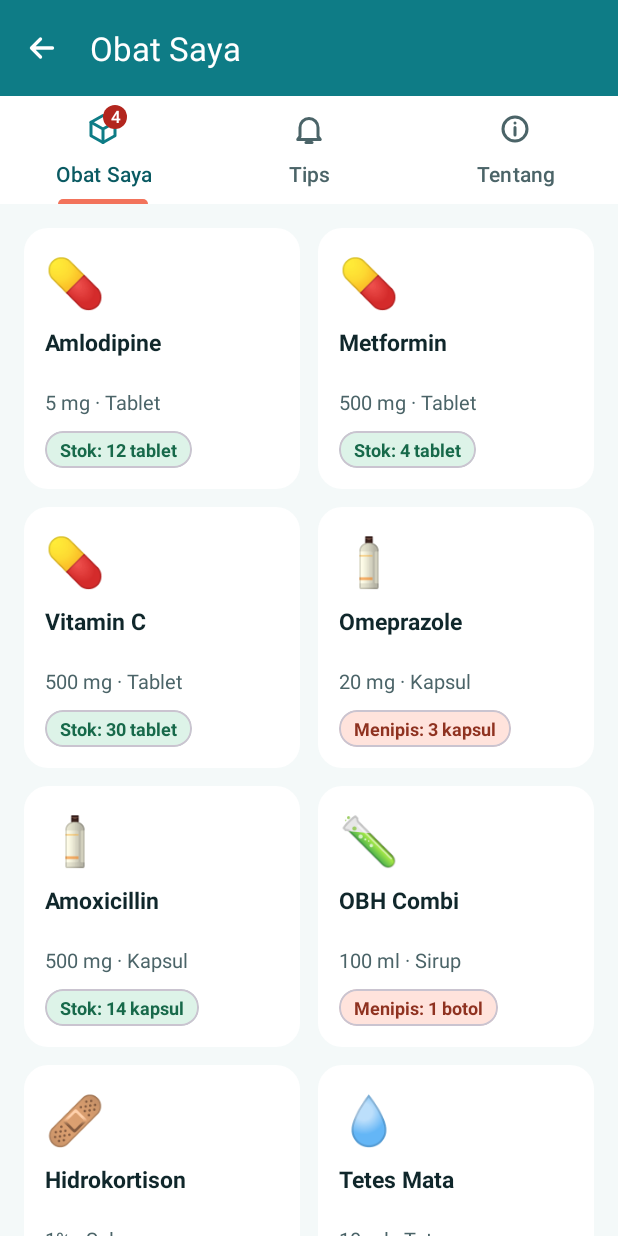
After one commit to aisyahputrirahayu23/Projek_Aisyah, an Android app: the ObatSayaActivity screen opened directly, with no data from a screen before it, on a phone screen of 412 x 824 dp. The commit adds this screen. Run offline under Robolectric (Android 15) with nearby library versions, the phone set to English and light mode, and no system bars.

Commit message:
P11-tablayout dan recyclerview

```diff
--- a/app/src/main/AndroidManifest.xml
+++ b/app/src/main/AndroidManifest.xml
@@ -47,6 +47,10 @@
             android:name=".tutorial.TutorialActivity"
             android:exported="false"
             android:windowSoftInputMode="adjustResize" />
+        <activity
+            android:name=".obat.ObatSayaActivity"
+            android:exported="false"
+            android:windowSoftInputMode="adjustResize" />
     </application>
 
 </manifest>
--- a/app/src/main/java/com/example/projek_aisyah/Beranda/BerandaFragment.kt
+++ b/app/src/main/java/com/example/projek_aisyah/Beranda/BerandaFragment.kt
@@ -13,6 +13,7 @@ import com.example.projek_aisyah.DetailActivity
 import com.example.projek_aisyah.R
 import com.example.projek_aisyah.TambahObatActivity
 import com.example.projek_aisyah.databinding.FragmentBerandaBinding
+import com.example.projek_aisyah.obat.ObatSayaActivity
 import com.google.android.material.snackbar.Snackbar
 import java.text.SimpleDateFormat
 import java.util.Date
@@ -85,6 +86,11 @@ class BerandaFragment : Fragment() {
             startActivity(intent)
         }
 
+        binding.btnObatSaya.setOnClickListener {
+            val intent = Intent(requireContext(), ObatSayaActivity::class.java)
+            startActivity(intent)
+        }
+
         // Grid Layout
         val bentukMap = mapOf(
             binding.cardTablet to "Tablet",
--- /dev/null
+++ b/app/src/main/java/com/example/projek_aisyah/obat/ObatAdapter.kt
@@ -0,0 +1,52 @@
+package com.example.projek_aisyah.obat
+
+import android.util.Log
+import android.view.LayoutInflater
+import android.view.ViewGroup
+import androidx.core.content.ContextCompat
+import androidx.recyclerview.widget.RecyclerView
+import com.example.projek_aisyah.R
+import com.example.projek_aisyah.databinding.ItemObatBinding
+
+class ObatAdapter(
+    private val obatList: List<ObatModel>,
+    private val onItemClick: (ObatModel) -> Unit
+) : RecyclerView.Adapter<ObatAdapter.ObatViewHolder>() {
+
+    inner class ObatViewHolder(val binding: ItemObatBinding) :
+        RecyclerView.ViewHolder(binding.root)
+
+    override fun onCreateViewHolder(parent: ViewGroup, viewType: Int): ObatViewHolder {
+        val binding = ItemObatBinding.inflate(
+            LayoutInflater.from(parent.context), parent, false
+        )
+        return ObatViewHolder(binding)
+    }
+
+    override fun onBindViewHolder(holder: ObatViewHolder, position: Int) {
+        val item = obatList[position]
+        val context = holder.itemView.context
+
+        with(holder.binding) {
+            tvEmoji.text = item.emoji
+            tvNamaObat.text = item.nama
+            tvDosisObat.text = "${item.dosis} · ${item.bentuk}"
+
+            // Isi SEMUA kondisi (if dan else), karena baris didaur ulang
+            if (item.menipis) {
+                tvStok.text = "Menipis: ${item.stok} ${item.satuan}"
+                tvStok.setTextColor(ContextCompat.getColor(context, R.color.mr_coral_text))
+                pillStok.setCardBackgroundColor(ContextCompat.getColor(context, R.color.mr_coral_soft))
+            } else {
+                tvStok.text = "Stok: ${item.stok} ${item.satuan}"
+                tvStok.setTextColor(ContextCompat.getColor(context, R.color.mr_green_text))
+                pillStok.setCardBackgroundColor(ContextCompat.getColor(context, R.color.mr_green_soft))
+            }
+
+            root.setOnClickListener { onItemClick(item) }
+        }
+        Log.d("ObatAdapter", "onBindViewHolder posisi $position: ${item.nama}")
+    }
+
+    override fun getItemCount(): Int = obatList.size
+}
--- /dev/null
+++ b/app/src/main/java/com/example/projek_aisyah/obat/ObatModel.kt
@@ -0,0 +1,15 @@
+package com.example.projek_aisyah.obat
+
+data class ObatModel(
+    val nama: String,
+    val dosis: String,
+    val bentuk: String,
+    val emoji: String,
+    val stok: Int,
+    val satuan: String,
+    val aturan: String,
+    val batas: Int = 3 // stok <= batas dianggap menipis
+) {
+    val menipis: Boolean
+        get() = stok <= batas
+}
--- /dev/null
+++ b/app/src/main/java/com/example/projek_aisyah/obat/ObatSayaActivity.kt
@@ -0,0 +1,80 @@
+package com.example.projek_aisyah.obat
+
+import android.os.Bundle
+import android.view.MenuItem
+import androidx.activity.enableEdgeToEdge
+import androidx.appcompat.app.AppCompatActivity
+import androidx.core.content.ContextCompat
+import androidx.core.view.ViewCompat
+import androidx.core.view.WindowInsetsCompat
+import com.example.projek_aisyah.R
+import com.example.projek_aisyah.databinding.ActivityObatSayaBinding
+import com.google.android.material.tabs.TabLayoutMediator
+
+class ObatSayaActivity : AppCompatActivity() {
+
+    private lateinit var binding: ActivityObatSayaBinding
+
+    override fun onCreate(savedInstanceState: Bundle?) {
+        super.onCreate(savedInstanceState)
+        binding = ActivityObatSayaBinding.inflate(layoutInflater)
+        setContentView(binding.root)
+
+        // Insets: hanya atas, kiri, kanan (supaya Toolbar tidak tertutup status bar)
+        ViewCompat.setOnApplyWindowInsetsListener(binding.main) { v, insets ->
+            val systemBars = insets.getInsets(WindowInsetsCompat.Type.systemBars())
+            v.setPadding(systemBars.left, systemBars.top, systemBars.right, 0)
+            insets
+        }
+
+        // Toolbar + tombol back
+        setSupportActionBar(binding.toolbar)
+        supportActionBar?.apply {
+            title = "Obat Saya"
+            setDisplayHomeAsUpEnabled(true) // menampilkan panah
+            setDisplayShowHomeEnabled(true)
+            setHomeAsUpIndicator(R.drawable.ic_arrow_back)
+        }
+
+        // 1. Inisialisasi adapter
+        val tabsAdapter = ObatSayaTabsAdapter(this)
+
+        // 2. Pasang adapter ke ViewPager2
+        binding.viewPager.adapter = tabsAdapter
+
+        // 3. Hubungkan TabLayout dan ViewPager2 (setelah adapter dipasang)
+        TabLayoutMediator(binding.tabLayout, binding.viewPager) { tab, position ->
+            when (position) {
+                0 -> {
+                    tab.text = "Obat Saya"
+                    tab.icon = ContextCompat.getDrawable(this, R.drawable.ic_box)
+                    // Badge angka: jumlah obat yang stoknya menipis
+                    val badge = tab.getOrCreateBadge()
+                    badge.isVisible = true
+                    badge.number = 4
+                }
+
+                1 -> {
+                    tab.text = "Tips"
+                    tab.icon = ContextCompat.getDrawable(this, R.drawable.ic_bell)
+                }
+
+                2 -> {
+                    tab.text = "Tentang"
+                    tab.icon = ContextCompat.getDrawable(this, R.drawable.ic_info)
+                }
+            }
+        }.attach()
+    }
+
+    override fun onOptionsItemSelected(item: MenuItem): Boolean {
+        return when (item.itemId) {
+            android.R.id.home -> {
+                onBackPressedDispatcher.onBackPressed()
+                true
+            }
+
+            else -> super.onOptionsItemSelected(item)
+        }
+    }
+}
--- /dev/null
+++ b/app/src/main/java/com/example/projek_aisyah/obat/ObatSayaTabsAdapter.kt
@@ -0,0 +1,22 @@
+package com.example.projek_aisyah.obat
+
+import androidx.fragment.app.Fragment
+import androidx.fragment.app.FragmentActivity
+import androidx.viewpager2.adapter.FragmentStateAdapter
+
+class ObatSayaTabsAdapter(activity: FragmentActivity) :
+    FragmentStateAdapter(activity) {
+
+    // Jumlah total tab
+    override fun getItemCount(): Int = 3
+
+    // Fragment yang ditampilkan berdasarkan posisi tab
+    override fun createFragment(position: Int): Fragment {
+        return when (position) {
+            0 -> TabObatFragment()
+            1 -> TabTipsFragment()
+            2 -> TabTentangFragment()
+            else -> throw IllegalStateException("Posisi tidak valid")
+        }
+    }
+}
--- /dev/null
+++ b/app/src/main/java/com/example/projek_aisyah/obat/TabObatFragment.kt
@@ -0,0 +1,60 @@
+package com.example.projek_aisyah.obat
+
+import android.os.Bundle
+import androidx.fragment.app.Fragment
+import android.view.LayoutInflater
+import android.view.View
+import android.view.ViewGroup
+import android.widget.Toast
+import androidx.recyclerview.widget.GridLayoutManager
+import com.example.projek_aisyah.R
+import com.example.projek_aisyah.databinding.FragmentTabObatBinding
+
+class TabObatFragment : Fragment() {
+
+    private var _binding: FragmentTabObatBinding? = null
+    private val binding get() = _binding!!
+
+    // Data 10 obat
+    private val obatList = listOf(
+        ObatModel("Amlodipine", "5 mg", "Tablet", "💊", 12, "tablet", "1x sehari · setelah makan"),
+        ObatModel("Metformin", "500 mg", "Tablet", "💊", 4, "tablet", "2x sehari · setelah makan"),
+        ObatModel("Vitamin C", "500 mg", "Tablet", "💊", 30, "tablet", "1x sehari · pagi hari"),
+        ObatModel("Omeprazole", "20 mg", "Kapsul", "🧴", 3, "kapsul", "1x sehari · sebelum makan"),
+        ObatModel("Amoxicillin", "500 mg", "Kapsul", "🧴", 14, "kapsul", "3x sehari · setelah makan"),
+        ObatModel("OBH Combi", "100 ml", "Sirup", "🧪", 1, "botol", "3x sehari · 1 sendok makan", batas = 1),
+        ObatModel("Hidrokortison", "1%", "Salep", "🩹", 3, "tube", "2x sehari · oleskan tipis", batas = 1),
+        ObatModel("Tetes Mata", "10 ml", "Tetes", "💧", 1, "botol", "3x sehari · 1-2 tetes", batas = 1),
+        ObatModel("Insulin", "100 IU/ml", "Suntik", "💉", 6, "pen", "Sebelum makan · sesuai dosis", batas = 2),
+        ObatModel("Paracetamol", "500 mg", "Tablet", "💊", 20, "tablet", "Bila perlu · maksimal 3x sehari")
+    )
+
+    override fun onCreateView(
+        inflater: LayoutInflater, container: ViewGroup?,
+        savedInstanceState: Bundle?
+    ): View? {
+        _binding = FragmentTabObatBinding.inflate(inflater, container, false)
+        return binding.root
+    }
+    override fun onViewCreated(view: View, savedInstanceState: Bundle?) {
+        super.onViewCreated(view, savedInstanceState)
+
+        val obatAdapter = ObatAdapter(obatList) { selectedItem ->
+            Toast.makeText(
+                requireContext(),
+                "${selectedItem.nama} · ${selectedItem.aturan}",
+                Toast.LENGTH_SHORT
+            ).show()
+        }
+
+        binding.rvObat.apply {
+            layoutManager = GridLayoutManager(requireContext(), 2)
+            adapter = obatAdapter
+        }
+    }
+
+    override fun onDestroyView() {
+        super.onDestroyView()
+        _binding = null
+    }
+}
--- /dev/null
+++ b/app/src/main/res/color/tab_icon_selector.xml
@@ -0,0 +1,5 @@
+<?xml version="1.0" encoding="utf-8"?>
+<selector xmlns:android="http://schemas.android.com/apk/res/android">
+    <item android:color="@color/mr_teal" android:state_selected="true" />
+    <item android:color="@color/mr_ink_soft" />
+</selector>
--- /dev/null
+++ b/app/src/main/res/drawable/bg_item_obat.xml
@@ -0,0 +1,6 @@
+<?xml version="1.0" encoding="utf-8"?>
+<shape xmlns:android="http://schemas.android.com/apk/res/android"
+    android:shape="rectangle">
+    <solid android:color="@android:color/white" />
+    <corners android:radius="16dp" />
+</shape>
--- /dev/null
+++ b/app/src/main/res/layout/activity_obat_saya.xml
@@ -0,0 +1,48 @@
+<?xml version="1.0" encoding="utf-8"?>
+<androidx.constraintlayout.widget.ConstraintLayout xmlns:android="http://schemas.android.com/apk/res/android"
+    xmlns:app="http://schemas.android.com/apk/res-auto"
+    xmlns:tools="http://schemas.android.com/tools"
+    android:id="@+id/main"
+    android:layout_width="match_parent"
+    android:layout_height="match_parent"
+    tools:context=".obat.ObatSayaActivity"
+    android:background="@color/mr_teal">
+
+    <com.google.android.material.appbar.MaterialToolbar
+        android:id="@+id/toolbar"
+        android:layout_width="0dp"
+        android:layout_height="?attr/actionBarSize"
+        app:navigationIconTint="@android:color/white"
+        app:titleTextColor="@android:color/white"
+        app:layout_constraintEnd_toEndOf="parent"
+        app:layout_constraintStart_toStartOf="parent"
+        app:layout_constraintTop_toTopOf="parent" />
+
+    <com.google.android.material.tabs.TabLayout
+        android:id="@+id/tab_layout"
+        android:layout_width="0dp"
+        android:layout_height="wrap_content"
+        android:background="@android:color/white"
+        app:tabIconTint="@color/tab_icon_selector"
+        app:tabIndicatorColor="@color/mr_coral"
+        app:tabIndicatorFullWidth="false"
+        app:tabIndicatorHeight="3dp"
+        app:tabMode="fixed"
+        app:tabRippleColor="#40CDEFE8"
+        app:tabSelectedTextColor="@color/mr_teal_dark"
+        app:tabTextColor="@color/mr_ink_soft"
+        app:layout_constraintEnd_toEndOf="parent"
+        app:layout_constraintStart_toStartOf="parent"
+        app:layout_constraintTop_toBottomOf="@id/toolbar" />
+
+    <androidx.viewpager2.widget.ViewPager2
+        android:id="@+id/view_pager"
+        android:layout_width="0dp"
+        android:layout_height="0dp"
+        android:background="@color/mr_bg"
+        app:layout_constraintBottom_toBottomOf="parent"
+        app:layout_constraintEnd_toEndOf="parent"
+        app:layout_constraintStart_toStartOf="parent"
+        app:layout_constraintTop_toBottomOf="@id/tab_layout" />
+
+</androidx.constraintlayout.widget.ConstraintLayout>
--- /dev/null
+++ b/app/src/main/res/layout/fragment_tab_obat.xml
@@ -0,0 +1,21 @@
+<?xml version="1.0" encoding="utf-8"?>
+<androidx.constraintlayout.widget.ConstraintLayout xmlns:android="http://schemas.android.com/apk/res/android"
+    xmlns:tools="http://schemas.android.com/tools"
+    android:layout_width="match_parent"
+    android:layout_height="match_parent"
+    xmlns:app="http://schemas.android.com/apk/res-auto"
+    tools:context=".obat.TabObatFragment"
+    android:background="@color/mr_bg">
+
+    <androidx.recyclerview.widget.RecyclerView
+        android:id="@+id/rvObat"
+        android:layout_width="0dp"
+        android:layout_height="0dp"
+        android:clipToPadding="false"
+        android:padding="10dp"
+        app:layout_constraintBottom_toBottomOf="parent"
+        app:layout_constraintEnd_toEndOf="parent"
+        app:layout_constraintStart_toStartOf="parent"
+        app:layout_constraintTop_toTopOf="parent" />
+
+</androidx.constraintlayout.widget.ConstraintLayout>
--- /dev/null
+++ b/app/src/main/res/layout/item_obat.xml
@@ -0,0 +1,75 @@
+<?xml version="1.0" encoding="utf-8"?>
+<androidx.constraintlayout.widget.ConstraintLayout xmlns:android="http://schemas.android.com/apk/res/android"
+    android:layout_width="match_parent"
+    android:layout_height="wrap_content"
+    xmlns:app="http://schemas.android.com/apk/res-auto"
+    android:layout_margin="6dp"
+    android:clickable="true"
+    android:focusable="true"
+    android:background="@drawable/bg_item_obat"
+    android:padding="14dp"
+    android:foreground="?attr/selectableItemBackground"
+    app:cardCornerRadius="16dp"
+    app:cardElevation="0dp">
+
+    <TextView
+        android:id="@+id/tvEmoji"
+        android:layout_width="wrap_content"
+        android:layout_height="wrap_content"
+        android:text="💊"
+        android:textSize="32sp"
+        app:layout_constraintStart_toStartOf="parent"
+        app:layout_constraintTop_toTopOf="parent" />
+
+    <TextView
+        android:id="@+id/tvNamaObat"
+        android:layout_width="0dp"
+        android:layout_height="wrap_content"
+        android:layout_marginTop="8dp"
+        android:ellipsize="end"
+        android:maxLines="2"
+        android:minLines="2"
+        android:text="nama_obat"
+        android:textColor="@color/mr_ink"
+        android:textSize="15sp"
+        android:textStyle="bold"
+        app:layout_constraintEnd_toEndOf="parent"
+        app:layout_constraintStart_toStartOf="parent"
+        app:layout_constraintTop_toBottomOf="@id/tvEmoji" />
+
+    <TextView
+        android:id="@+id/tvDosisObat"
+        android:layout_width="0dp"
+        android:layout_height="wrap_content"
+        android:layout_marginTop="2dp"
+        android:text="dosis · bentuk"
+        android:textColor="@color/mr_ink_soft"
+        android:textSize="13sp"
+        app:layout_constraintEnd_toEndOf="parent"
+        app:layout_constraintStart_toStartOf="parent"
+        app:layout_constraintTop_toBottomOf="@id/tvNamaObat" />
+
+    <com.google.android.material.card.MaterialCardView
+        android:id="@+id/pillStok"
+        android:layout_width="wrap_content"
+        android:layout_height="wrap_content"
+        android:layout_marginTop="10dp"
+        app:cardBackgroundColor="@color/mr_green_soft"
+        app:cardCornerRadius="12dp"
+        app:cardElevation="0dp"
+        app:layout_constraintStart_toStartOf="parent"
+        app:layout_constraintTop_toBottomOf="@id/tvDosisObat">
+
+        <TextView
+            android:id="@+id/tvStok"
+            android:layout_width="wrap_content"
+            android:layout_height="wrap_content"
+            android:paddingHorizontal="10dp"
+            android:paddingVertical="4dp"
+            android:text="Stok"
+            android:textColor="@color/mr_green_text"
+            android:textSize="12sp"
+            android:textStyle="bold" />
+    </com.google.android.material.card.MaterialCardView>
+
+</androidx.constraintlayout.widget.ConstraintLayout>
```
Also changed, not shown: app/src/main/java/com/example/projek_aisyah/obat/TabTentangFragment.kt (added, +19 -0 lines), app/src/main/java/com/example/projek_aisyah/obat/TabTipsFragment.kt (added, +19 -0 lines), app/src/main/res/layout/fragment_beranda.xml (+15 -0 lines), app/src/main/res/layout/fragment_tab_tentang.xml (added, +43 -0 lines), app/src/main/res/layout/fragment_tab_tips.xml (added, +42 -0 lines).
